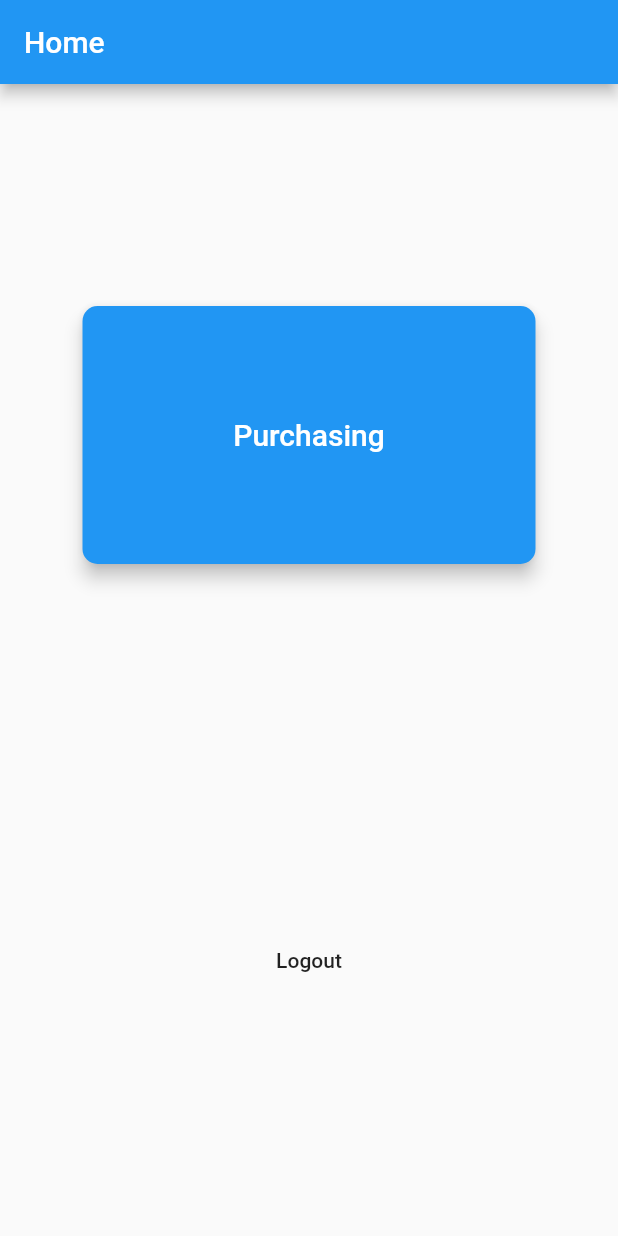
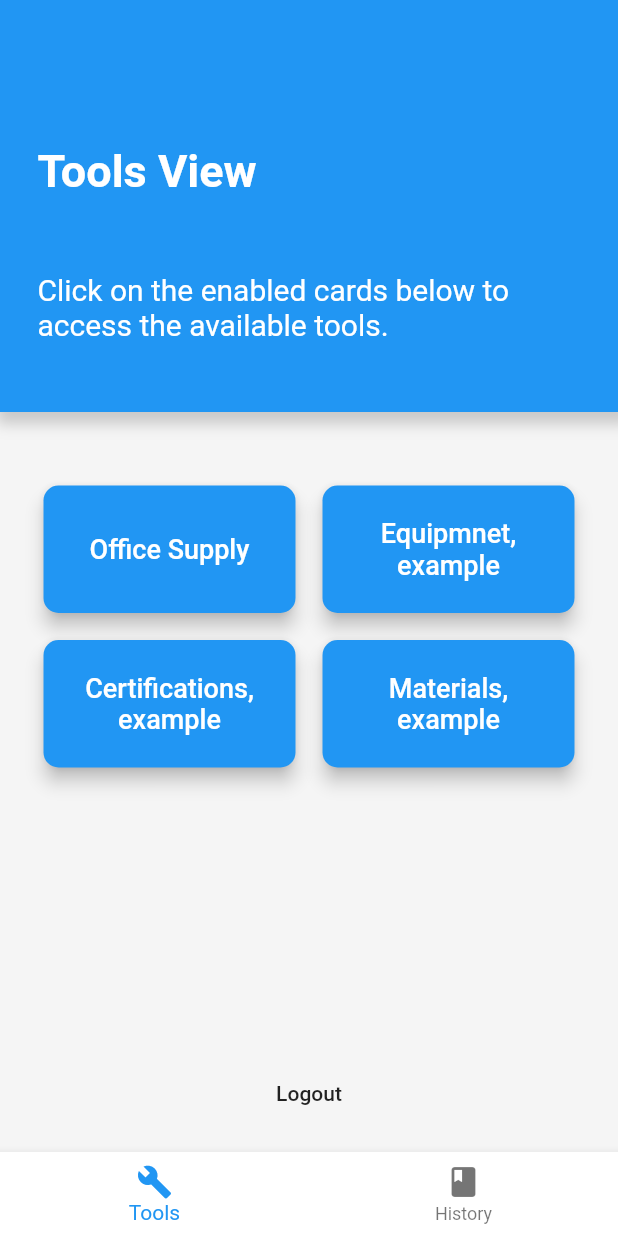
Before and after one commit to hugorodro/Handy-man-flutter-app, a Flutter app: the HomeScreen screen opened by its route, on a phone screen of 412 x 824 dp. Run offline on Flutter 3.47's test engine with Material 2 defaults, Android fonts, the phone set to English and light mode, and no system bars; project files that could hold a hidden picture were left out.

Commit message:
Order Status
- still need to add jobsite name

```diff
--- a/lunacon_app/lib/data/catalogue.dart
+++ b/lunacon_app/lib/data/catalogue.dart
@@ -17,7 +17,6 @@ Future<List<Product>> searchSort(String userInput) async {
       _searchedCatalogue.add(element);
     }
   });
-
   print(_searchedCatalogue.length);
   return _searchedCatalogue;
 }
--- a/lunacon_app/lib/routes.dart
+++ b/lunacon_app/lib/routes.dart
@@ -3,6 +3,8 @@ import 'package:lunacon_app/screens/cartScreen.dart';
 import 'screens/homeScreen.dart';
 import 'screens/osScreen.dart';
 import 'screens/authScreen.dart';
+import 'screens/supplyStatusScreen.dart';
+
 // import 'screens/welcomeScreen.dart';
 
 final routes = {
@@ -11,5 +13,5 @@ final routes = {
   '/home': (BuildContext context) => new HomeScreen(),
   '/cart': (BuildContext context) => new CartScreen(),
   '/supply': (BuildContext context) => new OfficeSupplyScreen(),
-
+  '/supplyStatus': (BuildContext context) => new SupplyStatusScreen(),
 };
--- a/lunacon_app/lib/screens/homeScreen.dart
+++ b/lunacon_app/lib/screens/homeScreen.dart
@@ -8,63 +8,157 @@ class HomeScreen extends StatefulWidget {
 }
 
 class _HomeScreenState extends State<HomeScreen> {
+  int _selectedIndex;
+  String _title;
+  String _instructions;
 
   @override
   void initState() {
     super.initState();
+    _selectedIndex = 0;
+    _title = "Tools View";
+    _instructions =
+        "Click on the enabled cards below to access the available tools.";
+  }
+
+  void switchTab(int index) {
+    setState(() {
+      _selectedIndex = index;
+      if (_selectedIndex == 0) {
+        _title = "Tools View";
+        _instructions =
+            "Click on the enabled cards to access the available tools.";
+      } else {
+        _title = "History View";
+        _instructions =
+            "Click on the enabled cards below to check your history and current statuses.";
+      }
+    });
+  }
+
+  buildTable(context, int index) {
+    if (index == 0) {
+      return Table(children: <TableRow>[
+        TableRow(children: <Widget>[
+          HomeMenuCard(
+              aCaption: 'Office Supply', aRoute: '/supply', isDisabled: false),
+          HomeMenuCard(aCaption: 'Equipmnet', aRoute: '', isDisabled: true),
+        ]),
+        TableRow(children: <Widget>[
+          HomeMenuCard(
+              aCaption: 'Certifications', aRoute: '', isDisabled: true),
+          HomeMenuCard(aCaption: 'Materials', aRoute: '', isDisabled: true),
+        ])
+      ]);
+    } else {
+      return Table(children: <TableRow>[
+        TableRow(children: <Widget>[
+          HomeMenuCard(
+            aCaption: 'Office supply',
+            aRoute: '/supplyStatus',
+            isDisabled: false,
+          ),
+          // HomeMenuCard(
+          //   aCaption: 'Equipment',
+          //   aRoute: '',
+          //   isDisabled: true,
+          // ),
+        ]),
+        // TableRow(children: <Widget>[
+        //   HomeMenuCard(
+        //       aCaption: 'Certifications', aRoute: '', isDisabled: true),
+        //   HomeMenuCard(
+        //     aCaption: 'Materials',
+        //     aRoute: '',
+        //     isDisabled: true,
+        //   ),
+        // ])
+      ]);
+    }
   }
 
   Widget build(BuildContext context) {
     return Scaffold(
-        appBar: AppBar(
-          automaticallyImplyLeading: false,
-          title: Text("Home"),
-          backgroundColor: Colors.blue,
+        backgroundColor: Colors.grey[100],
+        bottomNavigationBar: BottomNavigationBar(
+          backgroundColor: Colors.white, elevation: 5,
+          currentIndex:
+              _selectedIndex, // this will be set when a new tab is tapped
+          onTap: (index) {
+            switchTab(index);
+          },
+          selectedItemColor: Colors.blue,
+          items: [
+            BottomNavigationBarItem(
+              icon: Icon(Icons.build),
+              title: Text('Tools'),
             ),
-        //   bottomNavigationBar: BottomNavigationBar(
-
-        //    currentIndex: 0, // this will be set when a new tab is tapped
-        //    items: [
-        //      BottomNavigationBarItem(
-        //        icon: new Icon(Icons.build),
-        //        title: new Text('Tools'),
-        //      ),
-        //      BottomNavigationBarItem(
-        //        icon: new Icon(Icons.network_check),
-        //        title: new Text('Status'),
-        //      ),
-        //      BottomNavigationBarItem(
-        //        icon: Icon(Icons.note),
-        //        title: Text('History')
-        //      )
-        //    ],
-        //  ),
-        body: Center(
-          child: Container(
-            alignment: Alignment.center,
-            height: 500,
-            width: 350,
-            child: Column(
+            BottomNavigationBarItem(
+              icon: Icon(Icons.book),
+              title: Text('History'),
+            ),
+          ],
+        ),
+        body: Column(
           mainAxisAlignment: MainAxisAlignment.center,
           children: <Widget>[
-                HomeMenuCard(aCaption: 'Purchasing', aRoute: '/supply'),
-                // HomeMenuCard(aCaption: 'Office Supply', aRoute:'osScreen'),
-                // HomeMenuCard(aCaption: 'Office Supply', aRoute:'osScreen'),
-                // HomeMenuCard(aCaption: 'Office Supply', aRoute:'osScreen'),
-                Expanded(flex: 1, child: Container()),
             Container(
-                    height: 100,
-                    width: 300,
-                    margin: EdgeInsets.fromLTRB(0, 0, 0, 0),
-                    child: FlatButton(
+              height: MediaQuery.of(context).size.height / 3,
+              width: MediaQuery.of(context).size.width,
+              decoration: BoxDecoration(
+                color: Colors.blue,
+                boxShadow: [
+                  BoxShadow(
+                    color: Colors.grey.withOpacity(0.5),
+                    spreadRadius: 5,
+                    blurRadius: 7,
+                    offset: Offset(3, 3), // changes position of shadow
+                  ),
+                ],
+              ),
+              child: Column(
+                crossAxisAlignment: CrossAxisAlignment.center,
+                mainAxisAlignment: MainAxisAlignment.center,
+                children: <Widget>[
+                  SizedBox(height: 50),
+                  SizedBox(
+                    width: MediaQuery.of(context).size.width - 50,
+                    child: Text(
+                      _title,
+                      style: TextStyle(
+                          fontSize: 30,
+                          color: Colors.white,
+                          fontWeight: FontWeight.bold),
+                    ),
+                  ),
+                  SizedBox(height: 50),
+                  SizedBox(
+                    width: MediaQuery.of(context).size.width - 50,
+                    child: Text(_instructions,
+                        style: TextStyle(fontSize: 20, color: Colors.white)),
+                  )
+                ],
+              ),
+            ),
+            Expanded(
+              child: Container(
+                padding: EdgeInsets.fromLTRB(20, 40, 20, 20),
+                child: buildTable(context, _selectedIndex),
+              ),
+            ),
+            SizedBox(
+              height: 15,
+            ),
+            FlatButton(
                 child: Text("Logout"),
                 onPressed: () {
                   authToken = null;
                   Navigator.pushNamed(context, '/');
-                        })),
+                }),
+            SizedBox(
+              height: 15,
+            ),
           ],
-            ),
-          ),
         ));
   }
 }
@@ -72,26 +166,39 @@ class _HomeScreenState extends State<HomeScreen> {
 class HomeMenuCard extends StatelessWidget {
   final String aCaption;
   final String aRoute;
+  final bool isDisabled;
+  final String message = ", example";
 
-  HomeMenuCard({@required this.aCaption, this.aRoute});
-  @override
+  HomeMenuCard({@required this.aCaption, this.aRoute, this.isDisabled});
+
+  String _getCaption() {
+    if (isDisabled == true) {
+      return aCaption + message;
+    } else {
+      return aCaption;
+    }
+  }
+
   Widget build(BuildContext context) {
     return Container(
-      padding: EdgeInsets.fromLTRB(20, 10, 20, 10),
-      height: 200,
-      width: 350,
+      height: MediaQuery.of(context).size.width / 4,
+      width: MediaQuery.of(context).size.width / 2,
+      padding: EdgeInsets.all(5),
       child: Card(
         elevation: 5,
         shape: RoundedRectangleBorder(borderRadius: BorderRadius.circular(10)),
         color: cobaltColor,
         child: FlatButton(
           padding: EdgeInsets.all(15),
-          child: Text(aCaption,
+          child: Text(_getCaption(),
               textAlign: TextAlign.center,
-              style: TextStyle(fontSize: labelSize, color: Colors.white)),
+              style: TextStyle(fontSize: 18, color: Colors.white)),
           onPressed: () {
+            if (isDisabled == false) {
               clearCart();
+              print(aRoute);
               Navigator.pushNamed(context, aRoute);
+            }
           },
         ),
       ),
--- a/lunacon_app/lib/screens/osScreen.dart
+++ b/lunacon_app/lib/screens/osScreen.dart
@@ -104,7 +104,7 @@ class _OfficeSupplyScreenState extends State<OfficeSupplyScreen> {
           ],
         ),
       ),
-      backgroundColor: Colors.grey[300],
+      backgroundColor: Colors.grey[100],
       body: Column(
         children: <Widget>[
           Expanded(
```
Also changed, not shown: lunacon_app/lib/data/network.dart (+45 -1 lines), lunacon_app/lib/models/order.dart (+13 -0 lines), lunacon_app/lib/screens/supplyStatusScreen.dart (added, +116 -0 lines). Lines whose indentation alone changed are shown as unchanged.
